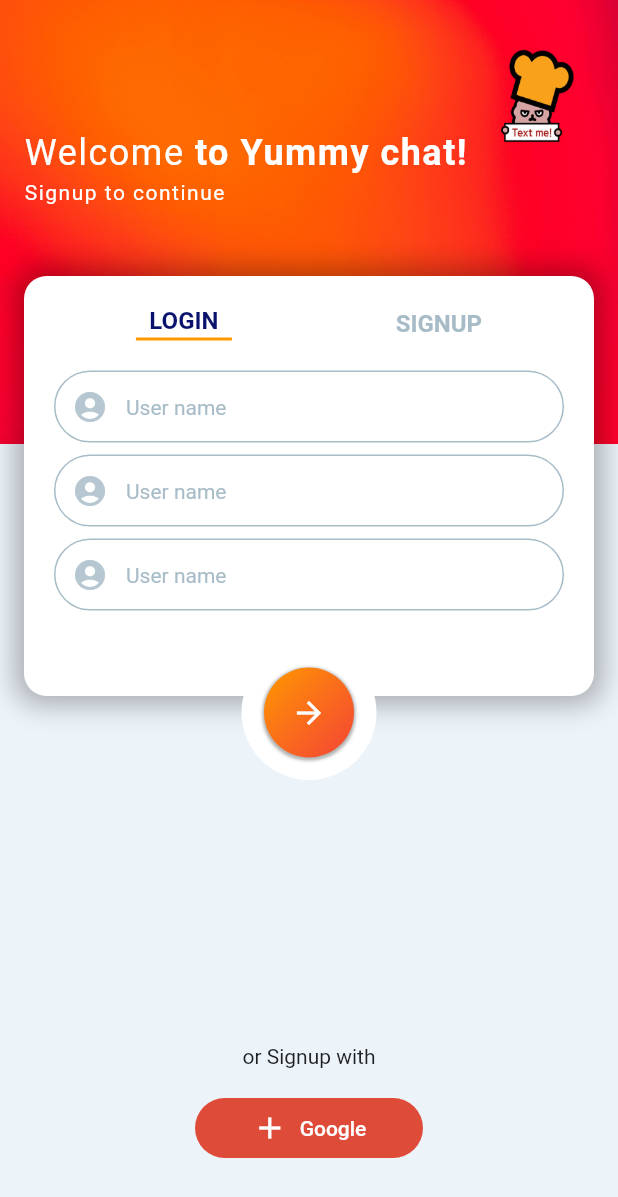
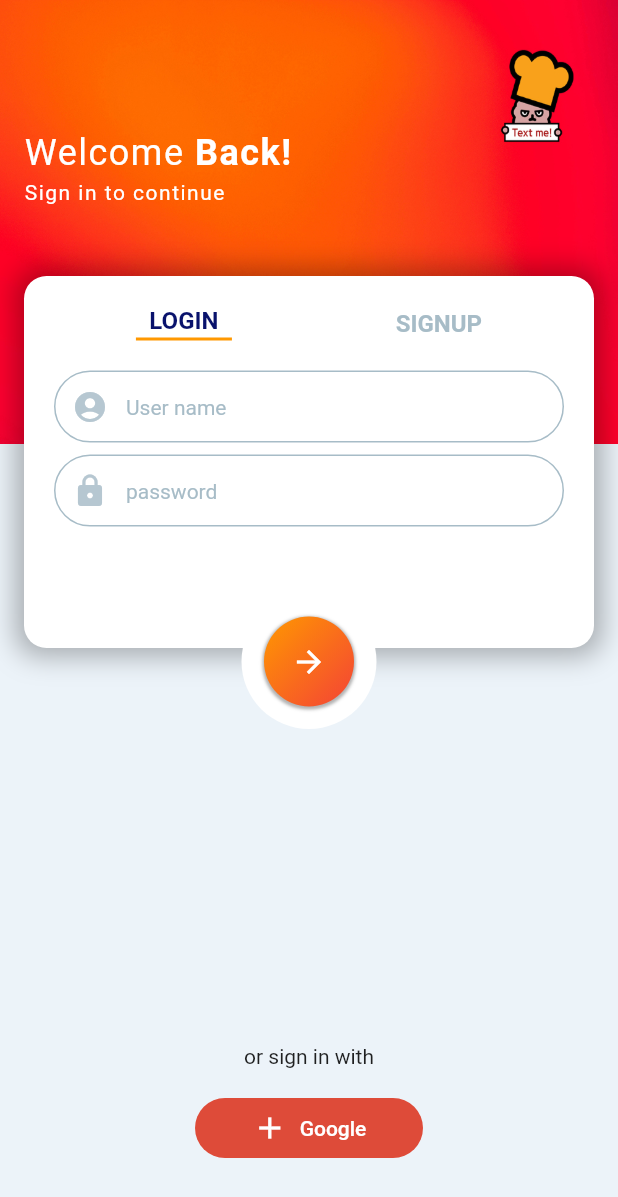
Before and after one commit to gandalgom/chef-yummy-chat, a Flutter app: the screen it shows after launch, after a tap on "LOGIN", on a phone screen of 412 x 824 dp. Shown: the top 1197 px of the screen. Run offline on Flutter 3.47's test engine with Material 2 defaults, Android fonts, the phone set to English and light mode, and no system bars.

Commit message:
Login / Sign up 화면전환 UI 구현 (색상이름 변경 포함)

```diff
--- a/lib/config/palette.dart
+++ b/lib/config/palette.dart
@@ -3,8 +3,8 @@ import 'package:flutter/painting.dart';
 class Palette {
   static const Color icon = Color(0xFFB6C7D1);
 
-  static const Color activate = Color(0xFF09126C);
-  static const Color deactivate = Color(0xFFA7BCC7);
+  static const Color focusedText = Color(0xFF09126C);
+  static const Color lightText = Color(0xFFA7BCC7);
 
   static const Color facebook = Color(0xFF3B5999);
   static const Color google = Color(0xFFDE4B39);
--- a/lib/views/login_signup.dart
+++ b/lib/views/login_signup.dart
@@ -34,17 +34,17 @@ class _LoginSignupState extends State<LoginSignup> {
                   crossAxisAlignment: CrossAxisAlignment.start,
                   children: [
                     RichText(
-                      text: const TextSpan(
+                      text: TextSpan(
                         text: 'Welcome',
-                        style: TextStyle(
+                        style: const TextStyle(
                           letterSpacing: 1.0,
                           fontSize: 24.0,
                           color: Colors.white,
                         ),
                         children: [
                           TextSpan(
-                            text: ' to Yummy chat!',
-                            style: TextStyle(
+                            text: isSignUp ? ' to Yummy chat!' : ' Back!',
+                            style: const TextStyle(
                               letterSpacing: 1.0,
                               fontSize: 24.0,
                               color: Colors.white,
@@ -55,9 +55,9 @@ class _LoginSignupState extends State<LoginSignup> {
                       ),
                     ),
                     const SizedBox(height: 4.0),
-                    const Text(
-                      'Signup to continue',
-                      style: TextStyle(
+                    Text(
+                      isSignUp ? 'Sign up to continue' : 'Sign in to continue',
+                      style: const TextStyle(
                         letterSpacing: 1.0,
                         color: Colors.white,
                       ),
@@ -71,7 +71,7 @@ class _LoginSignupState extends State<LoginSignup> {
             top: 184.0,
             child: Container(
               padding: const EdgeInsets.all(20.0),
-              height: 280.0,
+              height: isSignUp ? 280.0 : 248.0,
               width: MediaQuery.of(context).size.width - 32,
               margin: const EdgeInsets.symmetric(horizontal: 16.0),
               decoration: BoxDecoration(
@@ -99,8 +99,8 @@ class _LoginSignupState extends State<LoginSignup> {
                               style: TextStyle(
                                 fontSize: 16.0,
                                 fontWeight: FontWeight.bold,
-                                color: !isSignUp ? Palette.activate
-                                  : Palette.deactivate,
+                                color: !isSignUp ? Palette.focusedText
+                                  : Palette.lightText,
                               ),
                             ),
                             if (!isSignUp)
@@ -122,8 +122,8 @@ class _LoginSignupState extends State<LoginSignup> {
                               style: TextStyle(
                                 fontSize: 16.0,
                                 fontWeight: FontWeight.bold,
-                                color: isSignUp ? Palette.activate
-                                  : Palette.deactivate,
+                                color: isSignUp ? Palette.focusedText
+                                  : Palette.lightText,
                               ),
                             ),
                             if (isSignUp)
@@ -138,6 +138,7 @@ class _LoginSignupState extends State<LoginSignup> {
                       ),
                     ],
                   ),
+                  if (isSignUp)
                   Container(
                     margin: const EdgeInsets.only(top: 20.0),
                     child: Form(
@@ -151,7 +152,7 @@ class _LoginSignupState extends State<LoginSignup> {
                               ),
                               enabledBorder: OutlineInputBorder(
                                 borderSide: BorderSide(
-                                  color: Palette.deactivate,
+                                  color: Palette.lightText,
                                 ),
                                 borderRadius: BorderRadius.all(
                                   Radius.circular(36.0)
@@ -159,7 +160,7 @@ class _LoginSignupState extends State<LoginSignup> {
                               ),
                               focusedBorder: OutlineInputBorder(
                                 borderSide: BorderSide(
-                                  color: Palette.deactivate,
+                                  color: Palette.lightText,
                                 ),
                                 borderRadius: BorderRadius.all(
                                   Radius.circular(36.0)
@@ -168,7 +169,7 @@ class _LoginSignupState extends State<LoginSignup> {
                               hintText: 'User name',
                               hintStyle: TextStyle(
                                 fontSize: 14.0,
-                                color: Palette.deactivate,
+                                color: Palette.lightText,
                               ),
                               contentPadding: EdgeInsets.all(12.0),
                             ),
@@ -177,12 +178,12 @@ class _LoginSignupState extends State<LoginSignup> {
                           TextFormField(
                             decoration: const InputDecoration(
                               prefixIcon: Icon(
-                                Icons.account_circle,
+                                Icons.email,
                                 color: Palette.icon,
                               ),
                               enabledBorder: OutlineInputBorder(
                                 borderSide: BorderSide(
-                                  color: Palette.deactivate,
+                                  color: Palette.lightText,
                                 ),
                                 borderRadius: BorderRadius.all(
                                   Radius.circular(36.0)
@@ -190,7 +191,78 @@ class _LoginSignupState extends State<LoginSignup> {
                               ),
                               focusedBorder: OutlineInputBorder(
                                 borderSide: BorderSide(
-                                  color: Palette.deactivate,
+                                  color: Palette.lightText,
+                                ),
+                                borderRadius: BorderRadius.all(
+                                  Radius.circular(36.0)
+                                ),
+                              ),
+                              hintText: 'e-mail',
+                              hintStyle: TextStyle(
+                                fontSize: 14.0,
+                                color: Palette.lightText,
+                              ),
+                              contentPadding: EdgeInsets.all(12.0),
+                            ),
+                          ),
+                          const SizedBox(height: 8.0),
+                          TextFormField(
+                            decoration: const InputDecoration(
+                              prefixIcon: Icon(
+                                Icons.lock,
+                                color: Palette.icon,
+                              ),
+                              enabledBorder: OutlineInputBorder(
+                                borderSide: BorderSide(
+                                  color: Palette.lightText,
+                                ),
+                                borderRadius: BorderRadius.all(
+                                  Radius.circular(36.0)
+                                ),
+                              ),
+                              focusedBorder: OutlineInputBorder(
+                                borderSide: BorderSide(
+                                  color: Palette.lightText,
+                                ),
+                                borderRadius: BorderRadius.all(
+                                  Radius.circular(36.0)
+                                ),
+                              ),
+                              hintText: 'password',
+                              hintStyle: TextStyle(
+                                fontSize: 14.0,
+                                color: Palette.lightText,
+                              ),
+                              contentPadding: EdgeInsets.all(12.0),
+                            ),
+                          ),
+                        ],
+                      ),
+                    ),
+                  ),
+                  if (!isSignUp)
+                  Container(
+                    margin: const EdgeInsets.only(top: 20.0),
+                    child: Form(
+                      child: Column(
+                        children: [
+                          TextFormField(
+                            decoration: const InputDecoration(
+                              prefixIcon: Icon(
+                                Icons.account_circle,
+                                color: Palette.icon,
+                              ),
+                              enabledBorder: OutlineInputBorder(
+                                borderSide: BorderSide(
+                                  color: Palette.lightText,
+                                ),
+                                borderRadius: BorderRadius.all(
+                                  Radius.circular(36.0)
+                                ),
+                              ),
+                              focusedBorder: OutlineInputBorder(
+                                borderSide: BorderSide(
+                                  color: Palette.lightText,
                                 ),
                                 borderRadius: BorderRadius.all(
                                   Radius.circular(36.0)
@@ -199,7 +271,7 @@ class _LoginSignupState extends State<LoginSignup> {
                               hintText: 'User name',
                               hintStyle: TextStyle(
                                 fontSize: 14.0,
-                                color: Palette.deactivate,
+                                color: Palette.lightText,
                               ),
                               contentPadding: EdgeInsets.all(12.0),
                             ),
@@ -208,12 +280,12 @@ class _LoginSignupState extends State<LoginSignup> {
                           TextFormField(
                             decoration: const InputDecoration(
                               prefixIcon: Icon(
-                                Icons.account_circle,
+                                Icons.lock,
                                 color: Palette.icon,
                               ),
                               enabledBorder: OutlineInputBorder(
                                 borderSide: BorderSide(
-                                  color: Palette.deactivate,
+                                  color: Palette.lightText,
                                 ),
                                 borderRadius: BorderRadius.all(
                                   Radius.circular(36.0)
@@ -221,16 +293,16 @@ class _LoginSignupState extends State<LoginSignup> {
                               ),
                               focusedBorder: OutlineInputBorder(
                                 borderSide: BorderSide(
-                                  color: Palette.deactivate,
+                                  color: Palette.lightText,
                                 ),
                                 borderRadius: BorderRadius.all(
                                   Radius.circular(36.0)
                                 ),
                               ),
-                              hintText: 'User name',
+                              hintText: 'password',
                               hintStyle: TextStyle(
                                 fontSize: 14.0,
-                                color: Palette.deactivate,
+                                color: Palette.lightText,
                               ),
                               contentPadding: EdgeInsets.all(12.0),
                             ),
@@ -244,7 +316,8 @@ class _LoginSignupState extends State<LoginSignup> {
             ),
           ),
           Positioned(
-            top: 430.0, left: 0.0, right: 0.0,
+            top: isSignUp ? 426.0 : 396.0,
+            left: 0.0, right: 0.0,
             child: Center(
               child: Container(
                 padding: const EdgeInsets.all(15.0),
@@ -282,7 +355,7 @@ class _LoginSignupState extends State<LoginSignup> {
             right: 0.0,
             child: Column(
               children: [
-                const Text('or Signup with'),
+                Text(isSignUp ? 'or sign up with' : 'or sign in with'),
                 const SizedBox(height: 16.0),
                 TextButton.icon(
                   onPressed: () {},
```
Also changed, not shown: 1 other file.
